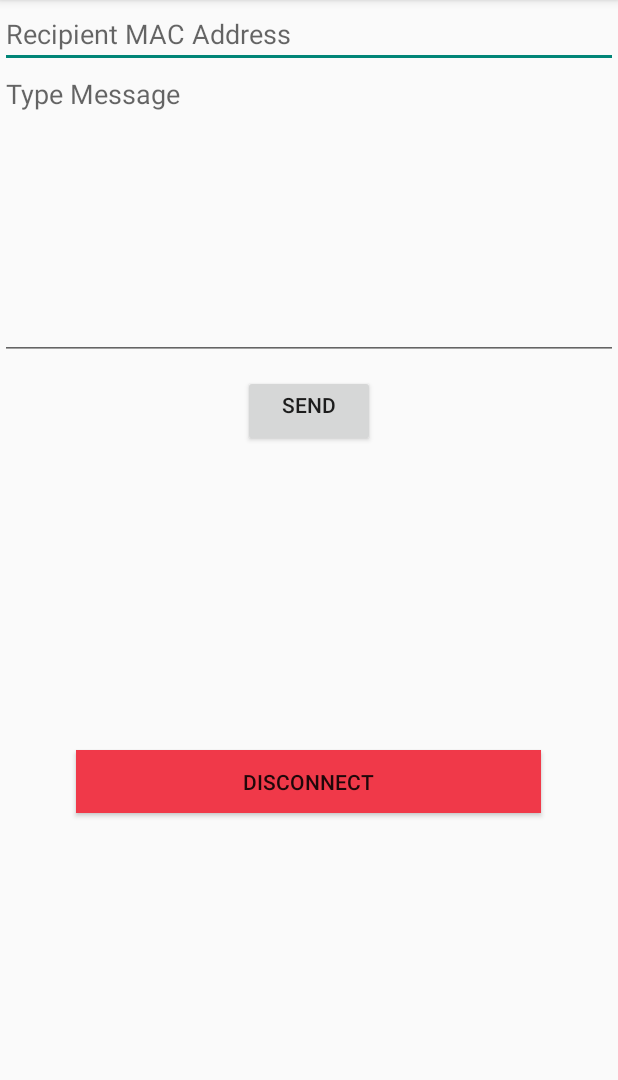
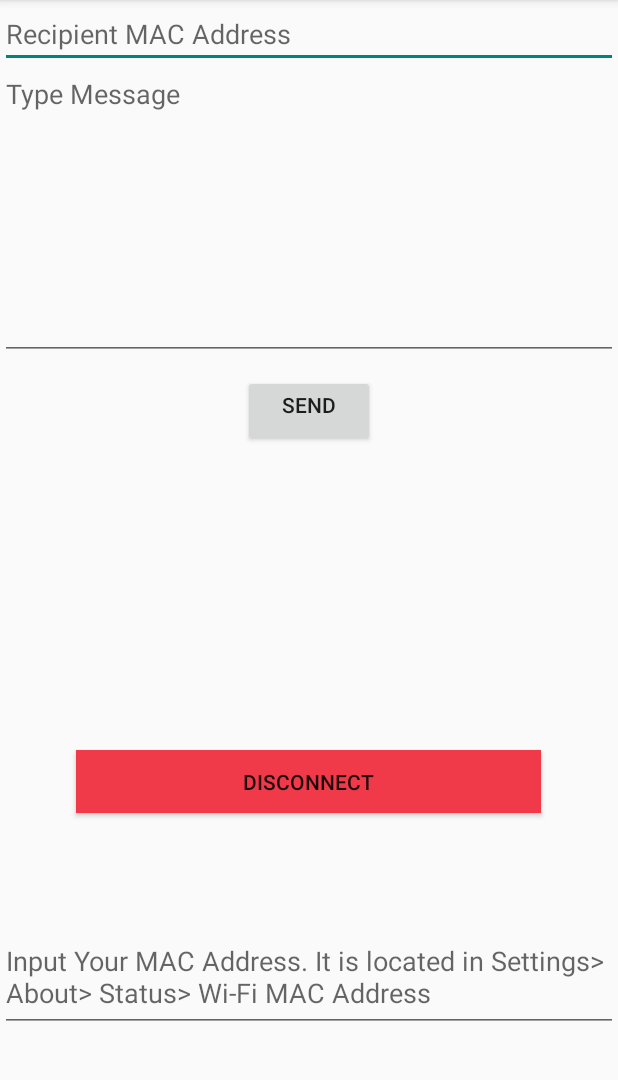
Before and after one commit to Lyndeno/nub-firmware, an Android app: the screen it shows after launch (TextingActivity), after a tap on "CONNECT TO DEVICE", on a phone screen of 412 x 824 dp, the part 84-1164 px from its top. Run offline under Robolectric (Android 15) with nearby library versions, the light colour scheme and no system bars.

Commit message:
debug crashing

```diff
--- a/android_app/app/src/main/java/com/example/nubapplication/MainActivity.java
+++ b/android_app/app/src/main/java/com/example/nubapplication/MainActivity.java
@@ -3,6 +3,7 @@ package com.example.nubapplication;
 import android.content.Context;
 import android.content.Intent;
 import android.net.wifi.WifiConfiguration;
+import android.net.wifi.WifiInfo;
 import android.net.wifi.WifiManager;
 import android.os.Bundle;
 import android.os.StrictMode;
@@ -41,10 +42,7 @@ public class MainActivity extends AppCompatActivity {
         connect_button = (Button) findViewById(R.id.connect_button);
 
 
-        String mac_address = (String) getMacAddress();
-        SenderMAC.setText("\n   YOUR MAC ADDRESS : " + mac_address);
-
-
+    //Mac Address of sender
         connect_button.setOnClickListener(new View.OnClickListener() {
             @Override
             public void onClick(View v) {
@@ -111,40 +109,6 @@ public class MainActivity extends AppCompatActivity {
 
 
 
-    // Getting MAC address of device
-    public Object getMacAddress(){
-        try{
-            List<NetworkInterface> networkInterfaceList = Collections.list(NetworkInterface.getNetworkInterfaces());
-
-            String stringMac = "";
-
-            for(java.net.NetworkInterface networkInterface : networkInterfaceList)
-            {
-                networkInterface.getName();
-                {
-                    for(int i = 0 ;i < networkInterface.getHardwareAddress().length; i++){
-                        String stringMacByte = Integer.toHexString(networkInterface.getHardwareAddress()[i]& 0xFF);
-
-                        if(stringMacByte.length() == 1)
-                        {
-                            stringMacByte = "0" +stringMacByte;
-                        }
-
-                        stringMac = stringMac + stringMacByte.toUpperCase() + ":";
-                    }
-                    break;
-                }
-
-            }
-            return stringMac;
-        }
-        catch (SocketException e)
-        {
-            e.printStackTrace();
-        }
 
 
-        return null;
-    }
-
 }
--- a/android_app/app/src/main/res/layout/activity_texting.xml
+++ b/android_app/app/src/main/res/layout/activity_texting.xml
@@ -15,7 +15,7 @@
         android:layout_alignParentTop="true"
         android:layout_marginBottom="8dp"
         android:hint="Recipient MAC Address"
-        android:digits="0123456789ABCDEF"
+        android:digits="0123456789ABCDEF:"
         android:inputType="textCapCharacters" />
 
     <EditText
@@ -38,13 +38,17 @@
         android:layout_alignParentTop="true"
         android:layout_marginTop="310dp" />
 
-    <TextView
+    <EditText
         android:id="@+id/sender_mac"
         android:layout_width="match_parent"
-        android:layout_height="42dp"
+        android:layout_height="70dp"
+        android:hint="Input Your MAC Address. It is located in Settings> About> Status> Wi-Fi MAC Address"
+        android:gravity="top"
         android:layout_alignParentStart="true"
         android:layout_alignParentBottom="true"
-        android:layout_marginBottom="143dp" />
+        android:layout_marginBottom="80dp"
+        android:digits="0123456789ABCDEF:"
+        android:inputType="textCapCharacters" />
 
     <Button
         android:id="@+id/sendMessage"
```
Also changed, not shown: android_app/app/src/main/java/com/example/nubapplication/TextingActivity.java (+24 -8 lines).
